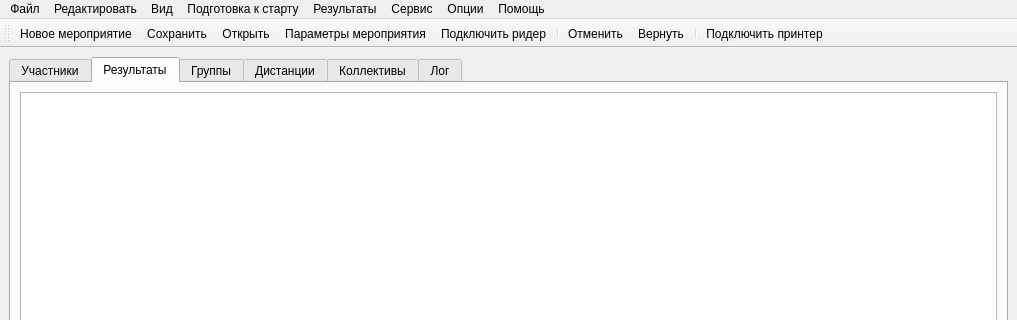
This is app/src/mainwindow.ui in godzilloff/t-event as Qt 5 draws it before an edit; both pictures show x 0 to 1017 and y 0 to 320 of the 1017 by 795 pixel window. The edited form follows.
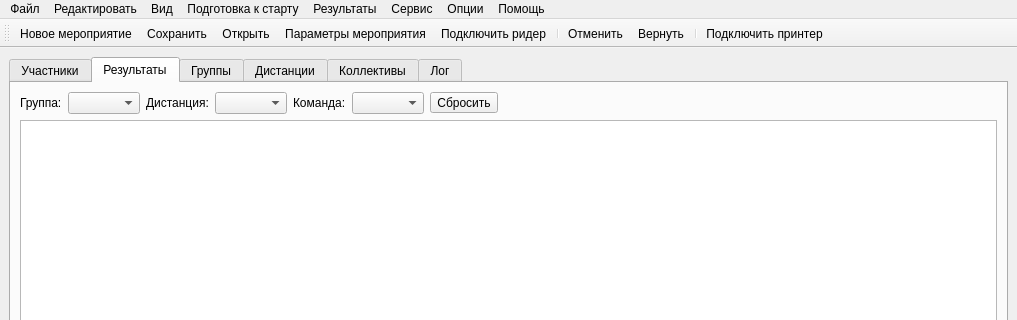
This is the edited form. The open tabs and pages were chosen to show the change. Icons and pictures are not drawn.

Commit message: feat(gui): добавлены фильтры на вкладку с результатами

What changed in the file:
```diff
--- a/app/src/mainwindow.ui
+++ b/app/src/mainwindow.ui
@@ -40,8 +40,77 @@
        <attribute name="title">
         <string>Результаты</string>
        </attribute>
-       <layout class="QGridLayout" name="gridLayout_4">
-        <item row="0" column="0">
+       <layout class="QVBoxLayout" name="vlayoutResultTab">
+        <item>
+         <layout class="QHBoxLayout" name="hlayoutResultFilters">
+          <item>
+           <widget class="QLabel" name="lbFilterGroup">
+            <property name="text">
+             <string>Группа:</string>
+            </property>
+           </widget>
+          </item>
+          <item>
+           <widget class="QComboBox" name="cbFilterGroup">
+            <property name="sizeAdjustPolicy">
+             <enum>QComboBox::AdjustToContents</enum>
+            </property>
+           </widget>
+          </item>
+          <item>
+           <widget class="QLabel" name="lbFilterDistance">
+            <property name="text">
+             <string>Дистанция:</string>
+            </property>
+           </widget>
+          </item>
+          <item>
+           <widget class="QComboBox" name="cbFilterDistance">
+            <property name="sizeAdjustPolicy">
+             <enum>QComboBox::AdjustToContents</enum>
+            </property>
+           </widget>
+          </item>
+          <item>
+           <widget class="QLabel" name="lbFilterTeam">
+            <property name="text">
+             <string>Команда:</string>
+            </property>
+           </widget>
+          </item>
+          <item>
+           <widget class="QComboBox" name="cbFilterTeam">
+            <property name="sizeAdjustPolicy">
+             <enum>QComboBox::AdjustToContents</enum>
+            </property>
+           </widget>
+          </item>
+          <item>
+           <widget class="QToolButton" name="btnFilterReset">
+            <property name="toolTip">
+             <string>Сбросить все фильтры результатов</string>
+            </property>
+            <property name="text">
+             <string>Сбросить</string>
+            </property>
+           </widget>
+          </item>
+          <item>
+           <spacer name="spacerResultFilters">
+            <property name="orientation">
+             <enum>Qt::Horizontal</enum>
+            </property>
+            <property name="sizeHint" stdset="0">
+             <size>
+              <width>40</width>
+              <height>20</height>
+             </size>
+            </property>
+           </spacer>
+          </item>
+         </layout>
+        </item>
+        <item>
          <widget class="QTableView" name="tableResult">
           <property name="selectionBehavior">
            <enum>QAbstractItemView::SelectRows</enum>
```
Left out of the diff: 41 changed lines with no effect on the pictures.
